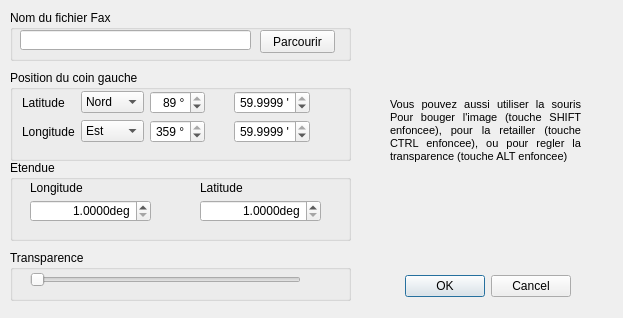
First picture: the form in src/Ui/dialogFaxMeteo.ui, repository nohal/qtVlm, before the edit.
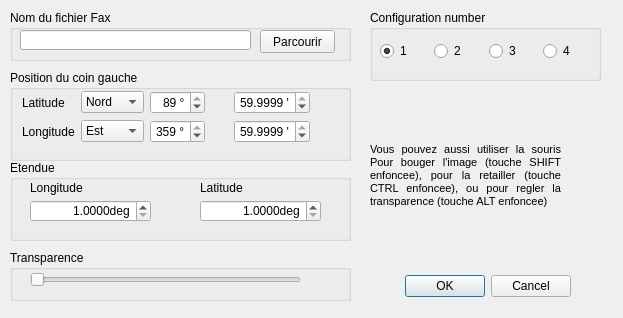
Second picture: the form after the edit.

Commit message: Force update boatReal board when grib changes date Add 4 preset configurations slots for meteo-fax

```diff
--- a/src/Ui/dialogFaxMeteo.ui
+++ b/src/Ui/dialogFaxMeteo.ui
@@ -383,10 +383,10 @@
   <widget class="QLabel" name="label_6">
    <property name="geometry">
     <rect>
-     <x>390</x>
-     <y>40</y>
+     <x>370</x>
+     <y>100</y>
      <width>191</width>
-     <height>181</height>
+     <height>151</height>
     </rect>
    </property>
    <property name="text">
@@ -409,6 +409,62 @@
     <number>4</number>
    </property>
   </widget>
+  <widget class="QGroupBox" name="groupBox_5">
+   <property name="geometry">
+    <rect>
+     <x>370</x>
+     <y>10</y>
+     <width>231</width>
+     <height>71</height>
+    </rect>
+   </property>
+   <property name="title">
+    <string>Configuration number</string>
+   </property>
+   <widget class="QWidget" name="">
+    <property name="geometry">
+     <rect>
+      <x>10</x>
+      <y>30</y>
+      <width>211</width>
+      <height>22</height>
+     </rect>
+    </property>
+    <layout class="QHBoxLayout" name="horizontalLayout">
+     <item>
+      <widget class="QRadioButton" name="preset1">
+       <property name="text">
+        <string>1</string>
+       </property>
+       <property name="checked">
+        <bool>true</bool>
+       </property>
+      </widget>
+     </item>
+     <item>
+      <widget class="QRadioButton" name="preset2">
+       <property name="text">
+        <string>2</string>
+       </property>
+      </widget>
+     </item>
+     <item>
+      <widget class="QRadioButton" name="preset3">
+       <property name="text">
+        <string>3</string>
+       </property>
+      </widget>
+     </item>
+     <item>
+      <widget class="QRadioButton" name="preset4">
+       <property name="text">
+        <string>4</string>
+       </property>
+      </widget>
+     </item>
+    </layout>
+   </widget>
+  </widget>
  </widget>
  <tabstops>
   <tabstop>FileName</tabstop>
```
The commit also changes 12 other files.
